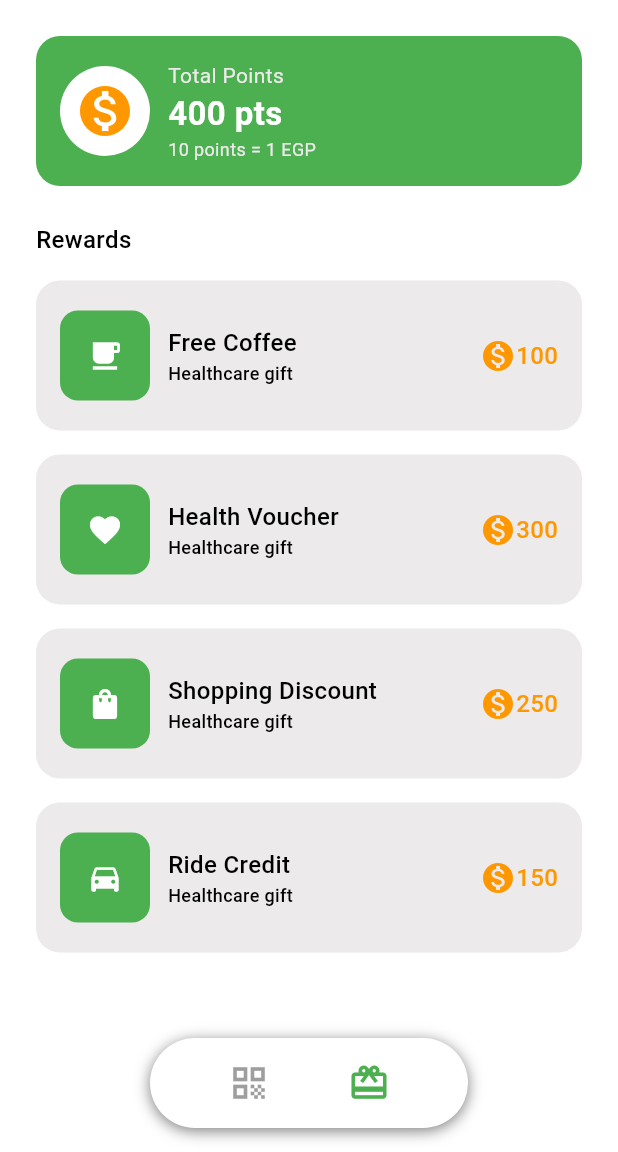
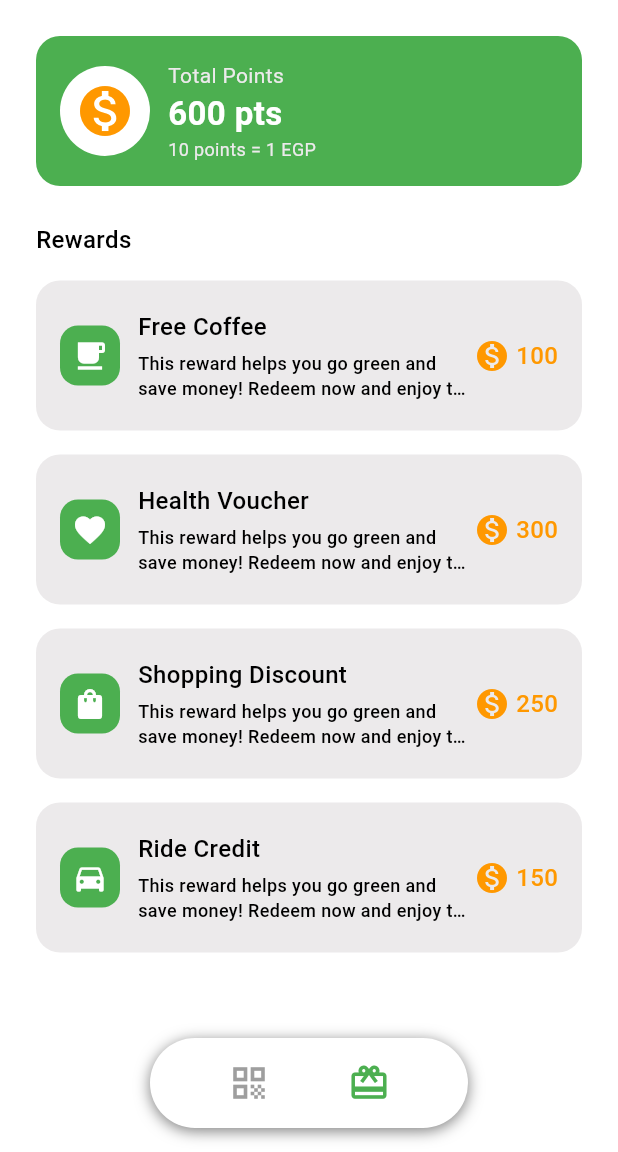
Before and after one commit to tasneem-gamal/Drop-Me, a Flutter app: the QrView screen opened directly, after a tap on "Scan", after a tap on the "qr code" icon, after a tap on the "card giftcard" icon, on a phone screen of 412 x 824 dp, the part 84-1236 px from its top. Run offline on Flutter 3.47's test engine with Material 3 defaults, Android fonts, the phone set to English and light mode, and no system bars; our stand-ins replace bloc, flutter_bloc, get, get_it, responsive_framework, shared_preferences; accounts and stored records are empty.

Commit message:
feat: redeem reward

```diff
--- a/lib/core/di/dependency_injection.dart
+++ b/lib/core/di/dependency_injection.dart
@@ -1,5 +1,6 @@
 
 import 'package:dropme/data/data_source/reward_service.dart';
+import 'package:dropme/presentation/controllers/points/points_cubit.dart';
 import 'package:dropme/presentation/controllers/rewards/rewards_cubit.dart';
 import 'package:get_it/get_it.dart';
 
@@ -8,4 +9,7 @@
   getIt.registerSingleton<RewardService>(RewardService());
   getIt.registerFactory<RewardsCubit>(() => RewardsCubit());
 
+  getIt.registerFactory<PointsCubit>(() => PointsCubit());
+
+
 }
--- a/lib/core/utils/shared_preference_helper.dart
+++ b/lib/core/utils/shared_preference_helper.dart
@@ -1,7 +1,6 @@
 import 'package:shared_preferences/shared_preferences.dart';
 
 class SharedPreferenceHelper {
-
   static Future<void> setOnboardingSeen() async {
     final prefs = await SharedPreferences.getInstance();
     await prefs.setBool('save_onboarding', true);
@@ -12,4 +11,13 @@
     return prefs.getBool('save_onboarding') ?? false;
   }
 
+  static Future<void> savePoints(int points) async {
+    final prefs = await SharedPreferences.getInstance();
+    await prefs.setInt('user_points', points);
   }
+
+  static Future<int> getPoints() async {
+    final prefs = await SharedPreferences.getInstance();
+    return prefs.getInt('user_points') ?? 600;
+  }
+}
--- /dev/null
+++ b/lib/presentation/controllers/points/points_cubit.dart
@@ -0,0 +1,39 @@
+
+import 'package:dropme/core/utils/shared_preference_helper.dart';
+import 'package:flutter_bloc/flutter_bloc.dart';
+
+part 'points_state.dart';
+
+class PointsCubit extends Cubit<PointsState> {
+  PointsCubit() : super(PointsInitial()) {
+    loadPointsFromPrefs();
+  }
+
+  Future<void> loadPointsFromPrefs() async {
+    emit(PointsLoading());
+    try {
+      final savedPoints = await SharedPreferenceHelper.getPoints();
+      emit(PointsUpdated(savedPoints));
+    } catch (e) {
+      emit(PointsError("Failed to load points"));
+    }
+  }
+
+  Future<void> earnPoints(int points) async {
+    if (state is PointsUpdated) {
+      final current = (state as PointsUpdated).totalPoints;
+      final newPoints = current + points;
+      emit(PointsUpdated(newPoints));
+      await SharedPreferenceHelper.savePoints(newPoints);
+    }
+  }
+
+  Future<void> expensePoints(int points) async {
+    if (state is PointsUpdated) {
+      final current = (state as PointsUpdated).totalPoints;
+      final newPoints = current - points;
+      emit(PointsUpdated(newPoints));
+      await SharedPreferenceHelper.savePoints(newPoints);
+    }
+  }
+}
--- /dev/null
+++ b/lib/presentation/controllers/points/points_state.dart
@@ -0,0 +1,17 @@
+part of 'points_cubit.dart';
+
+abstract class PointsState {}
+
+class PointsInitial extends PointsState {}
+
+class PointsLoading extends PointsState {}
+
+class PointsUpdated extends PointsState {
+  final int totalPoints;
+  PointsUpdated(this.totalPoints);
+}
+
+class PointsError extends PointsState {
+  final String message;
+  PointsError(this.message);
+}
--- a/lib/presentation/view/screens/qr_view.dart
+++ b/lib/presentation/view/screens/qr_view.dart
@@ -1,15 +1,12 @@
-import 'package:dropme/core/di/dependency_injection.dart';
 import 'package:dropme/core/theming/colors.dart';
 import 'package:dropme/core/theming/styles.dart';
 import 'package:dropme/core/utils/constants.dart';
 import 'package:dropme/core/utils/spacing.dart';
 import 'package:dropme/core/widgets/custom_app_button.dart';
-import 'package:dropme/presentation/controllers/rewards/rewards_cubit.dart';
 import 'package:dropme/presentation/view/screens/confirm_scan_view.dart';
 import 'package:dropme/presentation/view/screens/rewards_view.dart';
 import 'package:dropme/presentation/view/widgets/custom_bottom_nav_bar.dart';
 import 'package:flutter/material.dart';
-import 'package:flutter_bloc/flutter_bloc.dart';
 import 'package:get/get.dart';
 
 class QrView extends StatefulWidget {
@@ -24,9 +21,7 @@
 
   @override
   Widget build(BuildContext context) {
-    return BlocProvider(
-      create: (context) => getIt<RewardsCubit>()..loadRewards(),
-      child: Scaffold(
+    return Scaffold(
       appBar: AppBar(
         backgroundColor: ColorsManager.mainColor,
         title: Text(
@@ -42,7 +37,6 @@
             _selectedIndex = index;
           });
         },
-        ),
       ),
     );
   }
@@ -91,7 +85,9 @@
             ),
             verticalSpace(context, 32),
             _isLoading
-                ? const CircularProgressIndicator(color: ColorsManager.mainColor)
+                ? const CircularProgressIndicator(
+                  color: ColorsManager.mainColor,
+                )
                 : CustomAppButton(
                   btnText: 'Scan',
                   onPressed: _scanProcess,
--- a/lib/presentation/view/screens/redeem_reward_view.dart
+++ b/lib/presentation/view/screens/redeem_reward_view.dart
@@ -1,45 +1,62 @@
+import 'package:dropme/core/theming/colors.dart';
 import 'package:dropme/core/theming/styles.dart';
 import 'package:dropme/core/utils/constants.dart';
+import 'package:dropme/core/utils/extensions.dart';
 import 'package:dropme/core/utils/spacing.dart';
 import 'package:dropme/core/widgets/custom_app_button.dart';
+import 'package:dropme/data/models/reward_model.dart';
+import 'package:dropme/presentation/controllers/points/points_cubit.dart';
 import 'package:dropme/presentation/view/widgets/redeem_alert_dialog.dart';
 import 'package:dropme/presentation/view/widgets/reward_icon.dart';
 import 'package:flutter/material.dart';
+import 'package:flutter_bloc/flutter_bloc.dart';
 
 class RedeemRewardView extends StatelessWidget {
-  const RedeemRewardView({super.key});
-
+  const RedeemRewardView({super.key, required this.reward});
+  final RewardModel reward;
   @override
   Widget build(BuildContext context) {
     return Scaffold(
-      appBar: AppBar(automaticallyImplyLeading: true,),
-      body: RedeemRewardViewBody(),
+      appBar: AppBar(automaticallyImplyLeading: true),
+      body: RedeemRewardViewBody(reward: reward),
     );
   }
 }
 
 class RedeemRewardViewBody extends StatelessWidget {
-  const RedeemRewardViewBody({super.key});
+  const RedeemRewardViewBody({super.key, required this.reward});
+  final RewardModel reward;
 
   @override
   Widget build(BuildContext context) {
-    return Padding(
+    return BlocListener<PointsCubit, PointsState>(
+      listener: (context, state) {
+    if (state is PointsUpdated) {
+      ScaffoldMessenger.of(context).showSnackBar(
+        const SnackBar(
+          content: Text('Reward redeemed successfully!'),
+          backgroundColor: ColorsManager.mainColor
+        ),
+      );
+      context.pop();
+    } else if (state is PointsError) {
+      ScaffoldMessenger.of(context).showSnackBar(
+        SnackBar(content: Text(state.message)),
+      );
+    }
+  },
+      child: Padding(
         padding: Constants.appPadding,
         child: Column(
           children: [
-          Spacer(),
-          //RewardIcon(),
+            const Spacer(),
+            RewardIcon(reward: reward),
             verticalSpace(context, 16),
-          Text(
-            'reward.name',
-            style: CustomTextStyles.font24BlackMedium(context),
-          ),
+            Text(reward.name, style: CustomTextStyles.font24BlackMedium(context)),
             verticalSpace(context, 12),
-          Text(
-            'This reward helps you go green and save money! Redeem now and enjoy the benefits.',
+            Text(reward.description,
                 style: CustomTextStyles.font16BlackMedium(context),
-            textAlign: TextAlign.center,
-          ),
+                textAlign: TextAlign.center),
             verticalSpace(context, 12),
             Row(
               mainAxisAlignment: MainAxisAlignment.center,
@@ -47,7 +64,7 @@
                 const Icon(Icons.monetization_on, color: Colors.orange),
                 const SizedBox(width: 8),
                 Text(
-                '300 points',
+                  '${reward.cost}',
                   style: const TextStyle(
                     fontSize: 18,
                     color: Colors.orange,
@@ -56,20 +73,25 @@
                 ),
               ],
             ),
-          Spacer(),
+            const Spacer(),
             CustomAppButton(
               btnText: 'Redeem',
               onPressed: () {
                 showDialog(
                   context: context,
-                    builder: (context) => RedeemAlertDialog(
-                      rewardName: 'Health',
-                      points: 300,
+                  builder: (_) => RedeemAlertDialog(
+                    rewardName: reward.name,
+                    points: reward.cost,
+                    onConfirmed: () {
+                      Navigator.of(context, rootNavigator: true).pop();
+                      context.read<PointsCubit>().expensePoints(reward.cost);
+                    },
                   ),
                 );
-            }
+              },
             ),
           ],
+        ),
       ),
     );
   }
--- a/lib/presentation/view/widgets/reward_icon.dart
+++ b/lib/presentation/view/widgets/reward_icon.dart
@@ -12,8 +12,8 @@
   @override
   Widget build(BuildContext context) {
     return Container(
-      height: 60,
-      width: 60,
+      height: 40,
+      width: 40,
       decoration: BoxDecoration(
         borderRadius: BorderRadius.circular(12),
         color: ColorsManager.mainColor,
--- a/lib/presentation/view/widgets/reward_item.dart
+++ b/lib/presentation/view/widgets/reward_item.dart
@@ -11,17 +11,18 @@
   const RewardItem({super.key, required this.reward});
 
   final RewardModel reward;
+
   @override
   Widget build(BuildContext context) {
     return GestureDetector(
-      onTap: (){
-        Get.to(() => RedeemRewardView());
+      onTap: () {
+        Get.to(() => RedeemRewardView(reward: reward,));
       },
       child: Padding(
         padding: const EdgeInsets.only(bottom: 16),
         child: Container(
           height: 100,
-          padding: EdgeInsets.all(16),
+          padding: const EdgeInsets.all(16),
           decoration: BoxDecoration(
             borderRadius: BorderRadius.circular(16),
             color: ColorsManager.whiteShade,
@@ -29,11 +30,13 @@
           child: Row(
             mainAxisAlignment: MainAxisAlignment.spaceBetween,
             children: [
-              Row(
+              Expanded(
+                child: Row(
                   children: [
-                  RewardIcon(reward: reward,),
+                    RewardIcon(reward: reward),
                     horizontalSpace(context, 12),
-                  Column(
+                    Expanded(
+                      child: Column(
                         mainAxisAlignment: MainAxisAlignment.center,
                         crossAxisAlignment: CrossAxisAlignment.start,
                         children: [
@@ -41,22 +44,27 @@
                             reward.name,
                             style: CustomTextStyles.font16BlackMedium(context),
                           ),
+                          const SizedBox(height: 4),
                           Text(
-                        'Healthcare gift',
+                            reward.description,
+                            maxLines: 2,
+                            overflow: TextOverflow.ellipsis,
                             style: CustomTextStyles.font12BlackMedium(context),
                           ),
                         ],
                       ),
+                    ),
                   ],
+                ),
               ),
               Row(
                 children: [
-                  Icon(Icons.monetization_on, color: Colors.orange),
+                  const Icon(Icons.monetization_on, color: Colors.orange),
+                  const SizedBox(width: 4),
                   Text(
                     '${reward.cost}',
-                    style: CustomTextStyles.font16MainColorMedium(
-                      context,
-                    ).copyWith(color: Colors.orange),
+                    style: CustomTextStyles.font16MainColorMedium(context)
+                        .copyWith(color: Colors.orange),
                   ),
                 ],
               ),
--- a/lib/presentation/view/widgets/total_points_container.dart
+++ b/lib/presentation/view/widgets/total_points_container.dart
@@ -1,12 +1,23 @@
 import 'package:dropme/core/theming/colors.dart';
 import 'package:dropme/core/utils/spacing.dart';
+import 'package:dropme/presentation/controllers/points/points_cubit.dart';
 import 'package:flutter/material.dart';
+import 'package:flutter_bloc/flutter_bloc.dart';
 
 class TotalPointsContainer extends StatelessWidget {
   const TotalPointsContainer({super.key});
 
   @override
   Widget build(BuildContext context) {
+    return BlocBuilder<PointsCubit, PointsState>(
+      builder: (context, state) {
+        int totalPoints = 0;
+        if (state is PointsUpdated) {
+          totalPoints = state.totalPoints;
+        } else if (state is PointsLoading) {
+          return const Center(child: CircularProgressIndicator());
+        }
+
         return Container(
           width: double.infinity,
           padding: const EdgeInsets.all(16),
@@ -15,9 +26,6 @@
             borderRadius: BorderRadius.circular(16),
           ),
           child: Row(
-        mainAxisAlignment: MainAxisAlignment.spaceBetween,
-        children: [
-          Row(
             children: [
               const CircleAvatar(
                 radius: 30,
@@ -31,35 +39,27 @@
               horizontalSpace(context, 12),
               Column(
                 crossAxisAlignment: CrossAxisAlignment.start,
-                children: const [
+                children: [
+                  const Text('Total Points',
+                      style: TextStyle(
+                          color: ColorsManager.whiteShade, fontSize: 14)),
                   Text(
-                    'Total Points',
-                    style: TextStyle(
-                      color: ColorsManager.whiteShade,
-                      fontSize: 14,
-                    ),
-                  ),
-                  Text(
-                    '400 pts',
-                    style: TextStyle(
+                    '$totalPoints pts',
+                    style: const TextStyle(
                       color: Colors.white,
                       fontSize: 22,
                       fontWeight: FontWeight.bold,
                     ),
                   ),
-                  Text(
-                    '10 points = 1 EGP',
+                  const Text('10 points = 1 EGP',
                       style: TextStyle(
-                      color: ColorsManager.whiteShade,
-                      fontSize: 12,
-                    ),
-                  ),
-                ],
-              ),
+                          color: ColorsManager.whiteShade, fontSize: 12)),
                 ],
               ),
             ],
           ),
         );
+      },
+    );
   }
 }
```
Also changed, not shown: lib/drop_me.dart (+17 -6 lines), lib/presentation/view/screens/rewards_view.dart (+3 -7 lines), lib/presentation/view/widgets/redeem_alert_dialog.dart (+9 -7 lines). Lines whose indentation alone changed are shown as unchanged.
